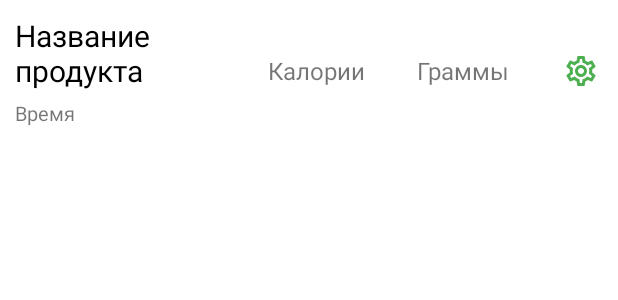
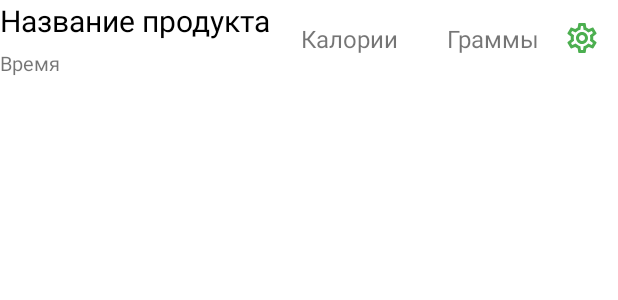
Before and after one commit to pauldub04/KiteApp, an Android app: the layout product_main_block.xml on its own in the app's theme, with its tools: preview values and no code run, on a phone screen of 412 x 824 dp. Shown: the top 300 px of the screen. Run offline under Robolectric (Android 15) with nearby library versions, the light colour scheme and no system bars; network calls fail.

Commit message:
changing and deleting products

```diff
--- a/app/src/main/java/com/example/foodapp/ProductStateAdapter.java
+++ b/app/src/main/java/com/example/foodapp/ProductStateAdapter.java
@@ -56,7 +56,7 @@ public class ProductStateAdapter extends RecyclerView.Adapter<ProductStateAdapte
 
             new MaterialAlertDialogBuilder(context)
                     .setTitle("Добавление продукта")
-                    .setMessage("Введите вес в граммах: ")
+                    .setMessage("Введите массу в граммах: ")
                     .setView(e)
                     .setNeutralButton("Отмена", null)
                     .setPositiveButton("Добавить", (dialogInterface, i) -> {
--- a/app/src/main/java/com/example/foodapp/db/DbConstants.java
+++ b/app/src/main/java/com/example/foodapp/db/DbConstants.java
@@ -9,7 +9,7 @@ public class DbConstants {
     public static final String TABLE_MAIN_NAME = "eaten";
 
     public static final int DB_STATIC_VERSION = 1;
-    public static final int DB_MAIN_VERSION = 2;
+    public static final int DB_MAIN_VERSION = 3;
 
     public static final String COLUMN_NAME = "name";
     public static final String COLUMN_CALORIES = "calories";
@@ -22,7 +22,7 @@ public class DbConstants {
 
     public static final String SQL_CREATE_ENTRIES =
             "CREATE TABLE " + TABLE_MAIN_NAME + " (" +
-                    _ID + " INTEGER PRIMARY KEY," +
+                    _ID + " INTEGER PRIMARY KEY AUTOINCREMENT," +
                     COLUMN_NAME + " TEXT," +
                     COLUMN_CALORIES + " REAL," +
                     COLUMN_PROTEINS + " REAL," +
--- a/app/src/main/java/com/example/foodapp/db/DbStaticManager.java
+++ b/app/src/main/java/com/example/foodapp/db/DbStaticManager.java
@@ -57,8 +57,9 @@ public class DbStaticManager {
             float pr = cursor.getFloat(cursor.getColumnIndex(DbConstants.COLUMN_PROTEINS));
             float ft = cursor.getFloat(cursor.getColumnIndex(DbConstants.COLUMN_FATS));
             float ch = cursor.getFloat(cursor.getColumnIndex(DbConstants.COLUMN_CARBOHYDRATES));
+            int id = cursor.getInt(cursor.getColumnIndex(DbConstants._ID));
 
-            states.add(new ProductState(name, cl, pr, ft, ch, 0));
+            states.add(new ProductState(id, name, cl, pr, ft, ch, 0));
         }
         cursor.close();
     }
--- a/app/src/main/res/layout/product_main_block.xml
+++ b/app/src/main/res/layout/product_main_block.xml
@@ -1,17 +1,22 @@
 <?xml version="1.0" encoding="utf-8"?>
 <LinearLayout xmlns:android="http://schemas.android.com/apk/res/android"
     xmlns:app="http://schemas.android.com/apk/res-auto"
+    xmlns:tools="http://schemas.android.com/tools"
     android:orientation="horizontal"
     android:layout_width="match_parent"
-    android:layout_height="wrap_content">
+    android:layout_height="wrap_content"
+    android:layout_marginBottom="20dp"
+    >
 
     <LinearLayout
         android:layout_width="0dp"
-        android:layout_weight="2"
+        android:layout_weight="2.3"
         android:layout_height="wrap_content"
         android:orientation="vertical"
-        android:padding="10dp"
-        >
+        android:layout_gravity="center"
+        android:paddingRight="10dp"
+        android:paddingEnd="10dp"
+        tools:ignore="RtlSymmetry">
         <TextView
             android:id="@+id/textFoodName"
             android:layout_width="wrap_content"
@@ -37,15 +42,13 @@
         android:layout_height="wrap_content"
         android:layout_gravity="center"
         android:textSize="16sp"
-        android:layout_marginRight="10dp"
-        android:layout_marginEnd="10dp"
         android:text="@string/calories"
-        />
+        android:layout_marginEnd="10dp" />
 
     <TextView
         android:id="@+id/textFoodGrams"
         android:layout_width="0dp"
-        android:layout_weight="1"
+        android:layout_weight="0.8"
         android:layout_height="wrap_content"
         android:layout_gravity="center"
         android:textSize="16sp"
```
Also changed, not shown: app/src/main/java/com/example/foodapp/FoodFragment.java (+5 -5 lines), app/src/main/java/com/example/foodapp/FoodStateAdapter.java (+57 -31 lines), app/src/main/java/com/example/foodapp/ProductState.java (+5 -4 lines), app/src/main/java/com/example/foodapp/db/DbManager.java (+19 -1 lines), app/src/main/res/drawable/ic_delete_black_24dp.xml (added, +9 -0 lines).
